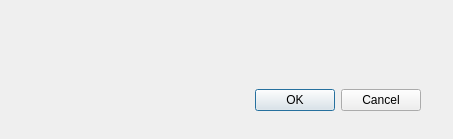
Before: the Qt Designer form dialog_update_lookup.ui in legiongis/fmsf2hms, drawn with Qt 5.
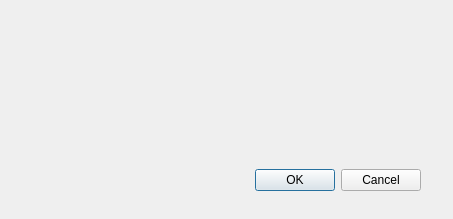
After: the same form once the commit is applied. Icons and pictures are not drawn.

Commit message: improve spacing and message in dialog

Patch:
```diff
--- a/dialog_update_lookup.ui
+++ b/dialog_update_lookup.ui
@@ -7,7 +7,7 @@
     <x>0</x>
     <y>0</y>
     <width>453</width>
-    <height>139</height>
+    <height>219</height>
    </rect>
   </property>
   <property name="mouseTracking">
@@ -26,7 +26,7 @@
      <x>10</x>
      <y>10</y>
      <width>421</width>
-     <height>111</height>
+     <height>191</height>
     </rect>
    </property>
    <layout class="QVBoxLayout" name="verticalLayout_4">
@@ -47,12 +47,25 @@
       <property name="text">
        <string>&lt;placeholder&gt;</string>
       </property>
+      <property name="wordWrap">
+       <bool>true</bool>
+      </property>
      </widget>
     </item>
     <item>
      <widget class="QLabel" name="continueMessageLabel">
       <property name="text">
        <string>&lt;placeholder&gt;</string>
+      </property>
+      <property name="wordWrap">
+       <bool>true</bool>
+      </property>
+     </widget>
+    </item>
+    <item>
+     <widget class="QLabel" name="label">
+      <property name="text">
+       <string/>
       </property>
      </widget>
     </item>
```
Left out of the diff: 2 changed lines with no effect on the pictures. The commit also changes 2 other files.
